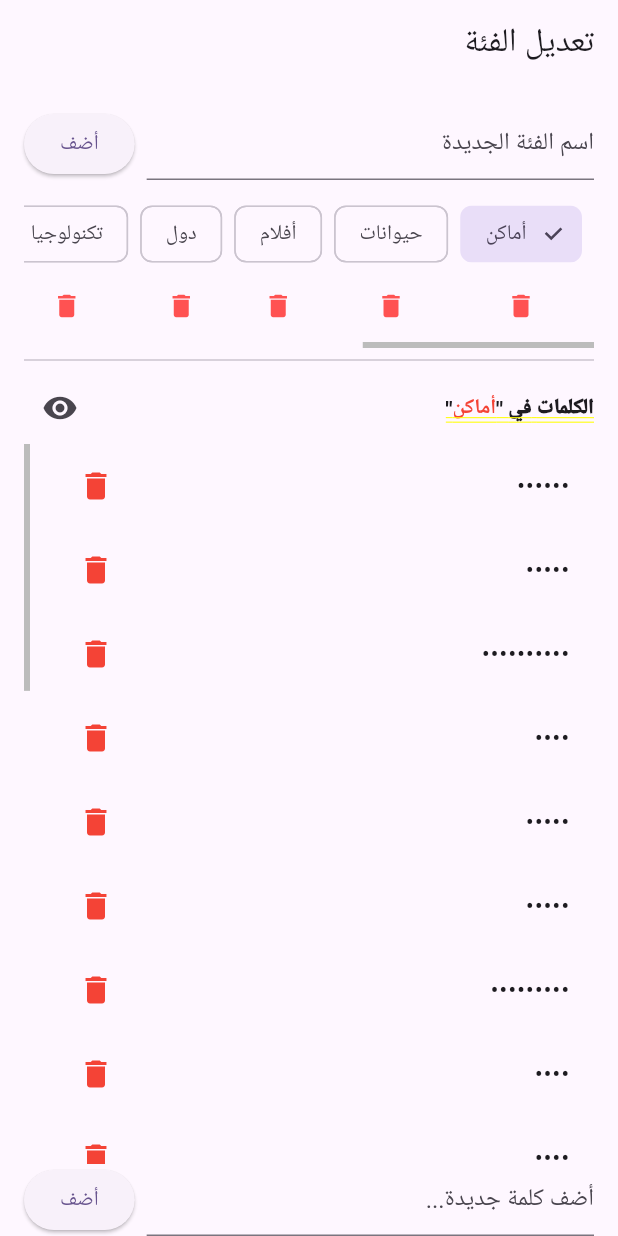
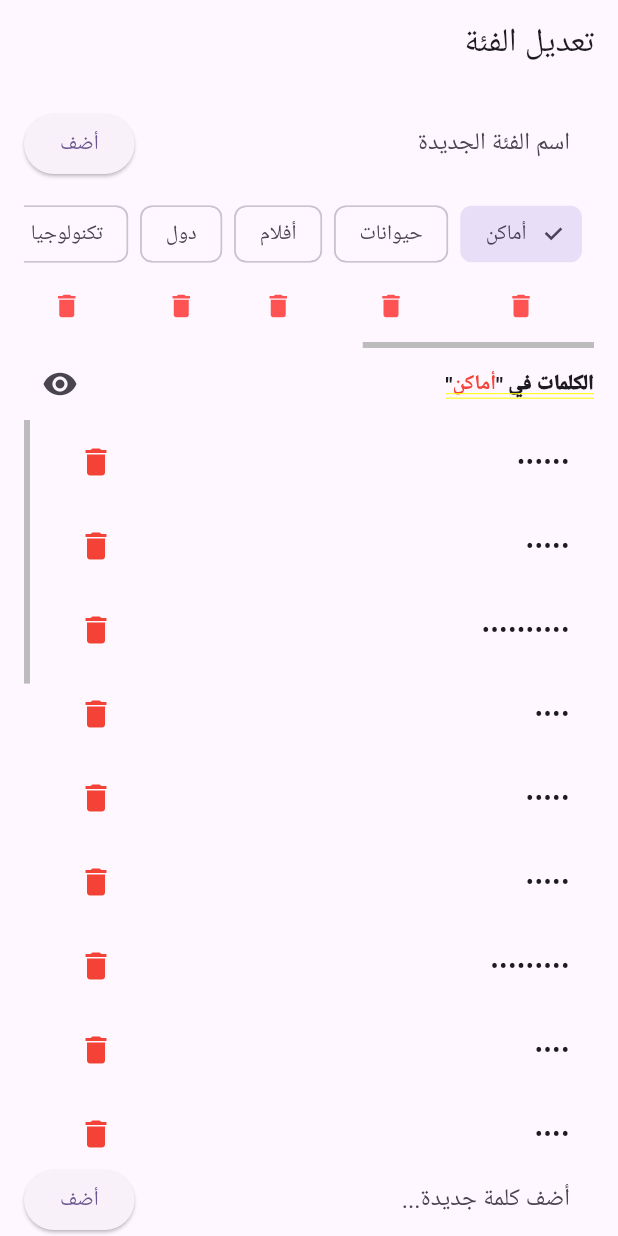
Before and after one commit to yasmeen2001234/barra_al_salfah, a Flutter app: the CategoryEditorScreen screen opened directly, on a phone screen of 412 x 824 dp. Run offline on Flutter 3.47's test engine with Material 3 defaults, Android fonts, the phone set to English and light mode, and no system bars; our stand-ins replace shared_preferences; accounts and stored records are empty.

Commit message:
fix errors

```diff
--- a/lib/screens/category_editor_screen.dart
+++ b/lib/screens/category_editor_screen.dart
@@ -278,6 +278,18 @@ class _CategoryEditorScreenState extends State<CategoryEditorScreen> {
                       controller: _newCatCtrl,
                       decoration: InputDecoration(
                         hintText: lang.t('new_category'),
+                        border: OutlineInputBorder(
+                          borderRadius: BorderRadius.circular(12),
+                          borderSide: BorderSide.none,
+                        ),
+                        filled: true,
+                        fillColor:
+                            Theme.of(context).inputDecorationTheme.fillColor ??
+                            Theme.of(context).colorScheme.surface,
+                        contentPadding: const EdgeInsets.symmetric(
+                          horizontal: 12,
+                          vertical: 10,
+                        ),
                       ),
                     ),
                   ),
@@ -331,7 +343,7 @@ class _CategoryEditorScreenState extends State<CategoryEditorScreen> {
                 ),
               ),
 
-              const Divider(),
+              // Removed Divider (yellow underline)
 
               // Selected category details
               if (selectedCategory != null) ...[
@@ -403,6 +415,20 @@ class _CategoryEditorScreenState extends State<CategoryEditorScreen> {
                         controller: _newWordCtrl,
                         decoration: InputDecoration(
                           hintText: lang.t('add_new_word'),
+                          border: OutlineInputBorder(
+                            borderRadius: BorderRadius.circular(12),
+                            borderSide: BorderSide.none,
+                          ),
+                          filled: true,
+                          fillColor:
+                              Theme.of(
+                                context,
+                              ).inputDecorationTheme.fillColor ??
+                              Theme.of(context).colorScheme.surface,
+                          contentPadding: const EdgeInsets.symmetric(
+                            horizontal: 12,
+                            vertical: 10,
+                          ),
                         ),
                       ),
                     ),
```
Also changed, not shown: lib/screens/category_selection_screen.dart (+36 -18 lines), lib/screens/result_screen.dart (+51 -43 lines).
